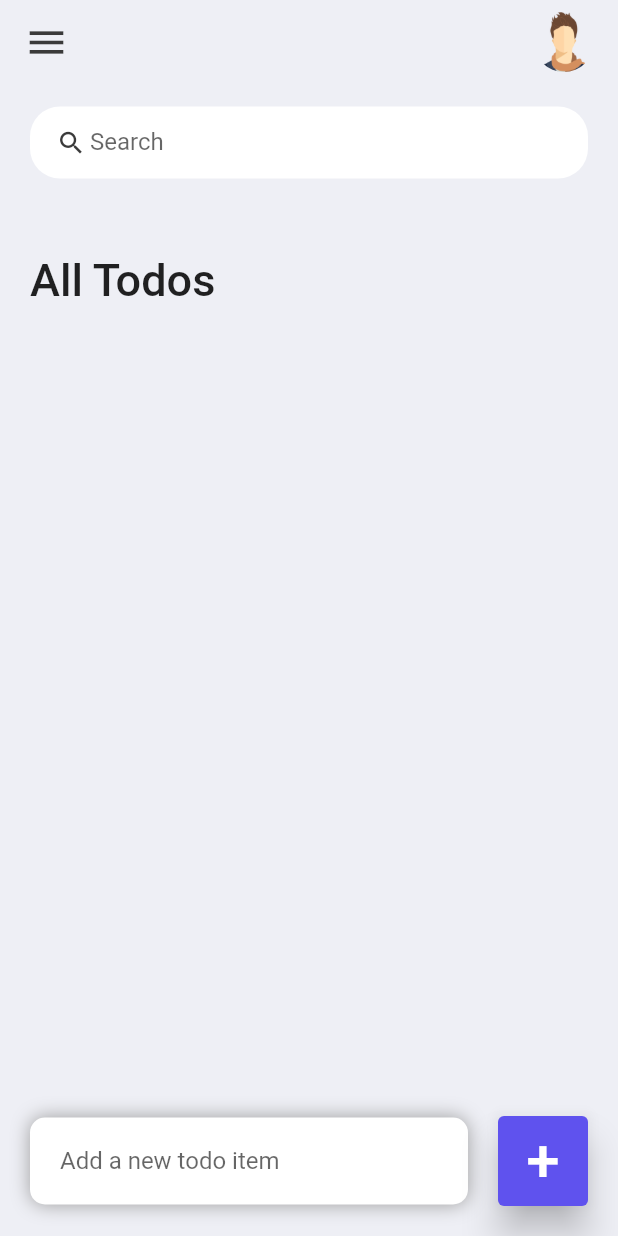
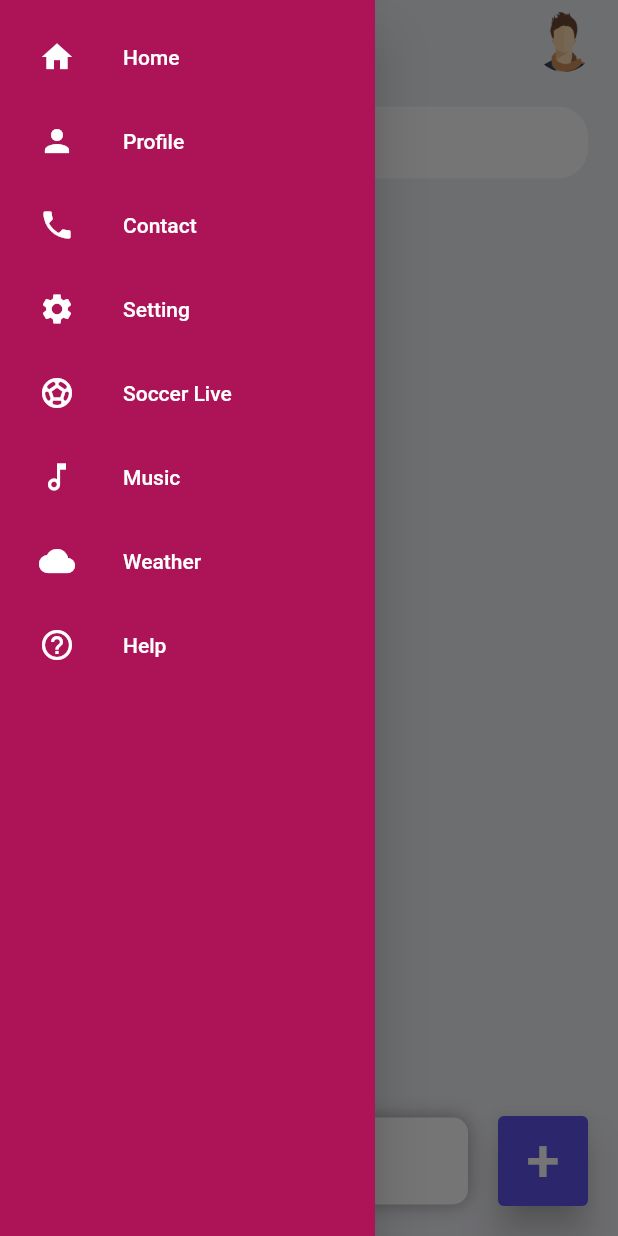
Before and after one commit to NguyenHuuThao251/todoapp, a Flutter app: the screen it shows after launch, with the side drawer open (before the commit the screen has no drawer), on a phone screen of 412 x 824 dp. Run offline on Flutter 3.47's test engine with Material 2 defaults, Android fonts, the phone set to English and light mode, and no system bars.

Commit message:
commit weather

```diff
--- a/lib/constants/colors.dart
+++ b/lib/constants/colors.dart
@@ -6,3 +6,4 @@ const Color tdBlue = Color(0xFF5F52EE);
 const Color tdBlack = Color(0xFF3A3A3A);
 const Color tdgREY = Color(0xFF717171);
 const Color tdbGColor = Color(0xFFEEEFF5);
+const Color tdColorWhite = Color(0xFFFAFAFA);
--- a/lib/model/todo.dart
+++ b/lib/model/todo.dart
@@ -11,14 +11,6 @@ class ToDo {
 
   static List<ToDo> todoList() {
     return [
-      ToDo(id:'01', todoText: 'Morning Exercise', isDone: true),
-      ToDo(id:'02', todoText: 'Exercise', isDone: false),
-      ToDo(id:'03', todoText: 'Morning Exercise', isDone: true),
-      ToDo(id:'04', todoText: 'Morning Exercise', isDone: false),
-      ToDo(id:'05', todoText: 'Morning Exercise', isDone: false),
-      ToDo(id:'06', todoText: 'Morning Exercise', isDone: true),
-      ToDo(id:'07', todoText: 'Morning Exercise', isDone: true),
-      ToDo(id:'08', todoText: 'Morning Exercise', isDone: false),
 
     ];
   }
--- /dev/null
+++ b/lib/screens/app_drawer.dart
@@ -0,0 +1,86 @@
+import 'package:flutter/material.dart';
+import 'package:todoapp/screens/soccer_live.dart';
+import 'package:todoapp/screens/weather.dart';
+
+class AppDrawer extends StatefulWidget {
+  @override
+  _AppDrawerState createState() => new _AppDrawerState();
+}
+
+class _AppDrawerState extends State<AppDrawer> {
+  @override
+  Widget build(BuildContext context) {
+    return Container(
+      width: 250,
+      child: new Drawer(
+        child: Container(
+          color: Colors.pink[800],
+          child: ListView(
+            padding: EdgeInsets.all(10.0),
+            children: [
+              ListTile(
+                leading: Icon(Icons.home, color: Colors.white,),
+                title: Text('Home',style: TextStyle(color: Colors.white),),
+                onTap: () {
+
+                },
+              ),
+              ListTile(
+                leading: Icon(Icons.person, color: Colors.white,),
+                title: Text('Profile',style: TextStyle(color: Colors.white),),
+              ),
+              ListTile(
+                leading: Icon(Icons.phone, color: Colors.white,),
+                title: Text('Contact',style: TextStyle(color: Colors.white),),
+              ),
+              ListTile(
+                leading: Icon(Icons.settings, color: Colors.white,),
+                title: Text('Setting',style: TextStyle(color: Colors.white),),
+              ),
+              ListTile(
+                leading: Icon(Icons.sports_soccer, color: Colors.white,),
+                title: Text('Soccer Live',style: TextStyle(color: Colors.white),),
+                onTap: () {
+                  Navigator.push(
+                    context,
+                    MaterialPageRoute(
+                      builder: (context) => SoccerLive(),
+                    ),
+                  );
+                },
+              ),
+              ListTile(
+                leading: Icon(Icons.music_note_outlined, color: Colors.white,),
+                title: Text('Music',style: TextStyle(color: Colors.white),),
+                onTap: () {
+                  Navigator.push(
+                    context,
+                    MaterialPageRoute(
+                      builder: (context) => SoccerLive(),
+                    ),
+                  );
+                },
+              ),
+              ListTile(
+                leading: Icon(Icons.cloud, color: Colors.white,),
+                title: Text('Weather',style: TextStyle(color: Colors.white),),
+                onTap: () {
+                  Navigator.push(
+                    context,
+                    MaterialPageRoute(
+                      builder: (context) => Weather(),
+                    ),
+                  );
+                },
+              ),
+              ListTile(
+                leading: Icon(Icons.help_outline, color: Colors.white,),
+                title: Text('Help',style: TextStyle(color: Colors.white),),
+              ),
+            ],
+          ),
+        ),
+      ),
+    );
+  }
+}
--- a/lib/screens/home.dart
+++ b/lib/screens/home.dart
@@ -1,6 +1,7 @@
 import 'package:flutter/material.dart';
 import 'package:todoapp/constants/colors.dart';
 import 'package:todoapp/model/todo.dart';
+import 'package:todoapp/screens/app_drawer.dart';
 import 'package:todoapp/widget/todo_item.dart';
 
 class Home extends StatefulWidget {
@@ -13,10 +14,13 @@ class Home extends StatefulWidget {
 class _HomeState extends State<Home> {
   final todoList = ToDo.todoList();
   final todoController = TextEditingController();
+  var _scaffoldKey = new GlobalKey<ScaffoldState>();
   List<ToDo> foundToDo = [];
   @override
   Widget build(BuildContext context) {
     return Scaffold(
+      key: _scaffoldKey,
+      drawer: new AppDrawer(),
       backgroundColor: tdbGColor,
       appBar: buildAppBar(),
       body: Stack(
@@ -168,13 +172,19 @@ class _HomeState extends State<Home> {
 
   AppBar buildAppBar() {
     return AppBar(
+      automaticallyImplyLeading: false,
       backgroundColor: tdbGColor,
       elevation: 0,
       title: Row(mainAxisAlignment: MainAxisAlignment.spaceBetween, children: [
-        Icon(
-          Icons.menu,
-          color: tdBlack,
-          size: 30,
+        IconButton(
+            onPressed: () {
+              _scaffoldKey.currentState?.openDrawer();
+            },
+            icon: Icon(
+              Icons.menu,
+              color: tdBlack,
+              size: 30,
+            ),
         ),
         Container(
           height: 40,
--- a/pubspec.yaml
+++ b/pubspec.yaml
@@ -40,7 +40,7 @@ dependencies:
 dev_dependencies:
   flutter_test:
     sdk: flutter
-
+  http: ^0.13.1
   # The "flutter_lints" package below contains a set of recommended lints to
   # encourage good coding practices. The lint set provided by the package is
   # activated in the `analysis_options.yaml` file located at the root of your
```
Also changed, not shown: lib/api/api_manager.dart (added, +31 -0 lines), lib/model/weather_now.dart (added, +34 -0 lines), lib/screens/soccer_live.dart (added, +26 -0 lines), lib/screens/weather.dart (added, +91 -0 lines), lib/screens/widgets/weather_current.dart (added, +128 -0 lines), assets/images/background_relax_one.jpeg (added), pubspec.lock.
